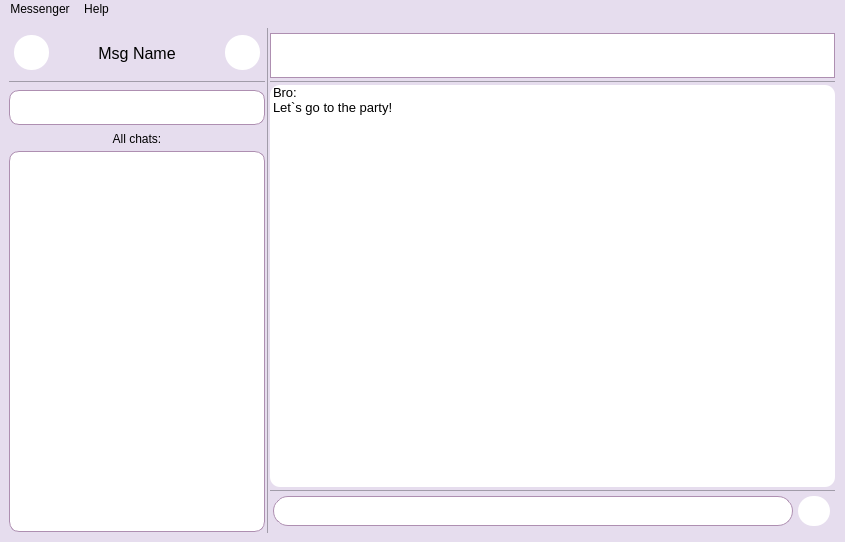
The window that messenger/mainwindow.ui (ita-social-projects/HTTP_Messenger_Client) describes before a commit, drawn with Qt 5.
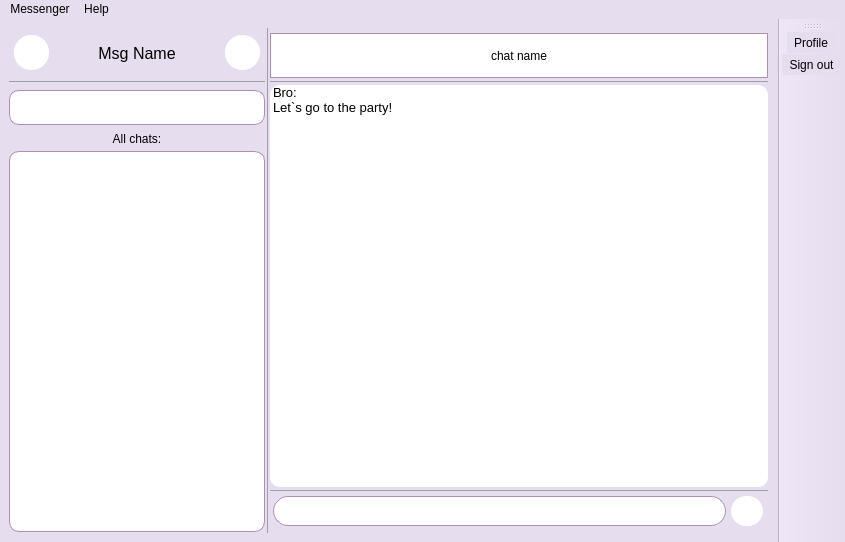
The same window after the commit. Icons and pictures are not drawn.

```diff
--- a/messenger/mainwindow.ui
+++ b/messenger/mainwindow.ui
@@ -358,7 +358,7 @@
 border-color: rgb(174, 143, 177);</string>
              </property>
              <property name="text">
-              <string/>
+              <string>chat name</string>
              </property>
             </widget>
            </item>
@@ -581,6 +581,19 @@
    <addaction name="menuMessenger"/>
    <addaction name="menuAbout"/>
   </widget>
+  <widget class="QToolBar" name="toolBar">
+   <property name="windowTitle">
+    <string>toolBar</string>
+   </property>
+   <attribute name="toolBarArea">
+    <enum>RightToolBarArea</enum>
+   </attribute>
+   <attribute name="toolBarBreak">
+    <bool>false</bool>
+   </attribute>
+   <addaction name="actionProfile"/>
+   <addaction name="actionSign_out"/>
+  </widget>
   <action name="actionAbout">
    <property name="text">
     <string>About DevTeam</string>
```
Left out of the diff: 9 changed lines with no effect on the pictures.
